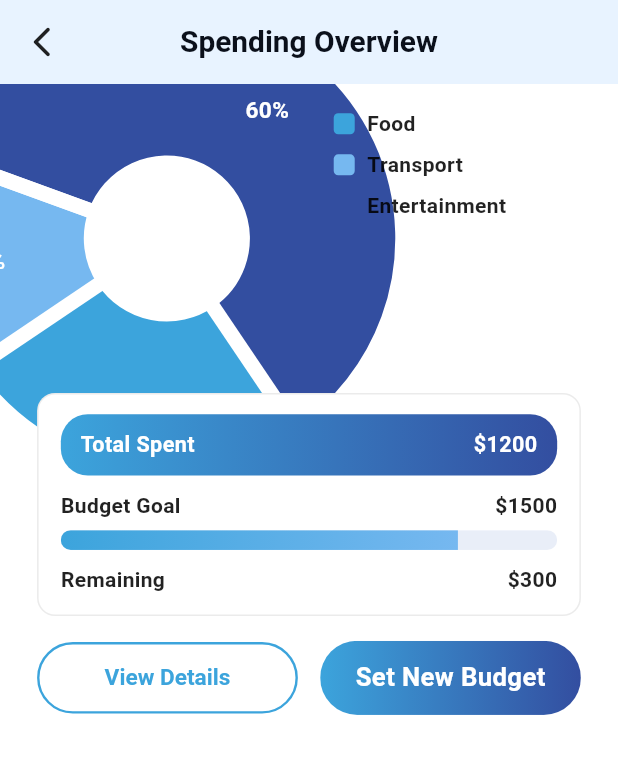
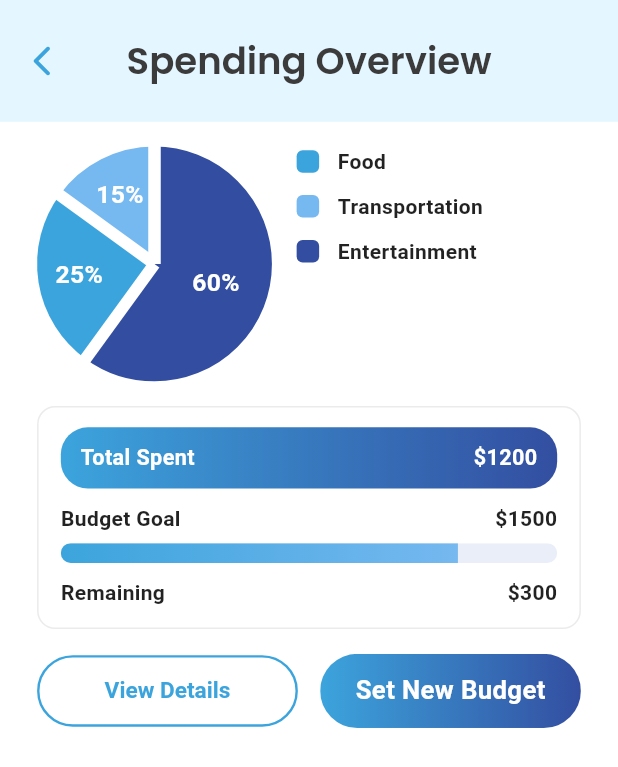
Before and after one commit to zohairahmed96/live-e, a Flutter app: the _EditBody screen opened directly, after a tap on "Save", on a phone screen of 412 x 824 dp. Shown: the top 767 px of the screen. Run offline on Flutter 3.47's test engine with Material 3 defaults, Android fonts, the light colour scheme and no system bars; drawn by our look-alikes of fl_chart; our stand-ins replace flutter_svg, google_fonts, image_picker, sizer; project files that could hold a hidden picture were left out.

Commit message:
spending overviw screen remaining

```diff
--- a/lib/core/utils/helper/color.utils.dart
+++ b/lib/core/utils/helper/color.utils.dart
@@ -152,5 +152,5 @@ class AppColor {
   static const cC4EBFF = Color(0xffC4EBFF);
   static const cE4E4E4 = Color(0xffE4E4E4);
   static const cE4F6FF = Color(0xffE4F6FF);
-  // static const cE4E4E4 = Color(0xffE4E4E4);
+  static const c1B1B1B = Color(0xff1B1B1B);
 }
--- a/lib/ui/components/action_blue_card.dart
+++ b/lib/ui/components/action_blue_card.dart
@@ -3,7 +3,6 @@ import 'package:liv_e/core/utils/helper/app_layout_helper.dart';
 import 'package:liv_e/core/utils/helper/color.utils.dart';
 import 'package:liv_e/core/utils/helper/font_size.dart';
 import 'package:liv_e/ui/components/app_text.dart';
-import 'package:sizer/sizer.dart';
 
 class ActionBlueCard extends StatelessWidget {
   final String? icon;
--- a/lib/ui/components/app-bar.dart
+++ b/lib/ui/components/app-bar.dart
@@ -1,8 +1,6 @@
 import 'package:flutter/material.dart';
 import 'package:liv_e/core/utils/helper/app_layout_helper.dart';
 import 'package:liv_e/core/utils/helper/color.utils.dart';
-import 'package:liv_e/ui/components/app_text.dart';
-import 'package:sizer/sizer.dart';
 
 Widget customAppBar({
   // double? appBarHeight,
--- a/lib/ui/components/spending_pie_chart.dart
+++ b/lib/ui/components/spending_pie_chart.dart
@@ -1,68 +1,90 @@
+// spending_pie_chart.js
 import 'package:fl_chart/fl_chart.dart';
 import 'package:flutter/material.dart';
+import 'package:liv_e/core/utils/helper/color.utils.dart';
 import 'package:sizer/sizer.dart';
 
 class SpendingSliceData {
   final String label;
-  final double percent; // 0..100
+  final double percent;
   final Color color;
   const SpendingSliceData(this.label, this.percent, this.color);
 }
 
-/// Donut pie exactly like mock: thick ring, big white center,
-/// bold % labels inside, white separators.
 class SpendingPieChartFL extends StatelessWidget {
   final List<SpendingSliceData> slices;
+
   const SpendingPieChartFL({super.key, required this.slices});
 
   @override
   Widget build(BuildContext context) {
-    double size;
-    try {
-      size = 42.w;
-    } catch (_) {
-      size = 168;
-    } // slightly larger donut
+    final size = 38.w;
 
     return SizedBox(
       width: size,
       height: size,
       child: PieChart(
         PieChartData(
-          // start angle so the BIG 60% sits on the left like mock
-          startDegreeOffset: 200, // tweak to match your screenshot layout
-          centerSpaceColor: Colors.white,
-          centerSpaceRadius: size * 0.32, // bigger hole
-          sectionsSpace: 10, // thick white separators
-          sections: _sections(size),
+          // Reintroducing sectionsSpace to create gaps between slices
+          sectionsSpace: 8, // Adjust this value to control the gap size
+          startDegreeOffset: -90,
+          centerSpaceColor: Colors
+              .white, // Changed back to white to be consistent with the gap background
+          centerSpaceRadius: 0,
+          sections: _buildSections(size),
         ),
       ),
     );
   }
 
-  List<PieChartSectionData> _sections(double size) {
-    // Ensure order: Entertainment(60), Food(25), Transport(15)
+  List<PieChartSectionData> _buildSections(double size) {
     final ordered = [
-      ...slices.where((s) => s.label.toLowerCase().startsWith('entertain')),
-      ...slices.where((s) => s.label.toLowerCase().startsWith('food')),
-      ...slices.where((s) => s.label.toLowerCase().contains('transport')),
+      ...slices.where((s) => s.label == "Entertainment"),
+      ...slices.where((s) => s.label == "Food"),
+      ...slices.where((s) => s.label == "Transportation"),
     ];
 
-    return ordered.map((s) {
-      return PieChartSectionData(
-        color: s.color,
-        value: s.percent,
-        radius: size * 0.56, // thick ring
-        borderSide: const BorderSide(color: Colors.white, width: 10),
-        title: '${s.percent.toStringAsFixed(0)}%',
-        titleStyle: TextStyle(
-          color: Colors.white,
-          fontWeight: FontWeight.w700,
-          fontSize: 11.sp,
-        ),
-        // move labels slightly outward on small wedges
-        titlePositionPercentageOffset: s.percent >= 50 ? 0.55 : 0.70,
-      );
-    }).toList();
+    return [
+      // Entertainment 60%
+      PieChartSectionData(
+        color: ordered[0].color,
+        value: ordered[0].percent,
+        radius: size * 0.5,
+        // Adding borderSide back to create the distinct separation
+        borderSide: const BorderSide(color: AppColor.transparent, width: 8),
+        title: "${ordered[0].percent.toInt()}%",
+        titleStyle: _titleStyle(),
+        titlePositionPercentageOffset: 0.55,
+      ),
+
+      // Food 25%
+      PieChartSectionData(
+        color: ordered[1].color,
+        value: ordered[1].percent,
+        radius: size * 0.5,
+        // Adding borderSide back
+        borderSide: BorderSide(color: AppColor.transparent, width: 8),
+        title: "${ordered[1].percent.toInt()}%",
+        titleStyle: _titleStyle(),
+        titlePositionPercentageOffset: 0.65,
+      ),
+      // Transportation 15%
+      PieChartSectionData(
+        color: ordered[2].color,
+        value: ordered[2].percent,
+        radius: size * 0.5,
+        // Adding borderSide back
+        borderSide: BorderSide(color: AppColor.transparent, width: 8),
+        title: "${ordered[2].percent.toInt()}%",
+        titleStyle: _titleStyle(),
+        titlePositionPercentageOffset: 0.65,
+      ),
+    ];
   }
+
+  TextStyle _titleStyle() => TextStyle(
+    color: Colors.white,
+    fontWeight: FontWeight.w700,
+    fontSize: 12.sp,
+  );
 }
--- a/lib/ui/viewmodels/dashboard/spending_overview_viewmodel.dart
+++ b/lib/ui/viewmodels/dashboard/spending_overview_viewmodel.dart
@@ -2,19 +2,20 @@ import 'package:flutter/material.dart';
 import 'package:liv_e/ui/components/spending_pie_chart.dart';
 
 class SpendingOverviewViewModel extends ChangeNotifier {
-  // Colors from your mock
   static const darkBlue = Color(0xFF334EA0);
   static const lightBlue = Color(0xFF3CA4DC);
   static const midBlue = Color(0xFF76B8F0);
 
-  final slices = const <SpendingSliceData>[
-    SpendingSliceData('Entertainment', 60, darkBlue),
-    SpendingSliceData('Food', 25, lightBlue),
-    SpendingSliceData('Transport', 15, midBlue),
+  final slices = <SpendingSliceData>[
+    SpendingSliceData("Entertainment", 60, darkBlue),
+    SpendingSliceData("Food", 25, lightBlue),
+    // CHANGED "Transport" to "Transportation"
+    SpendingSliceData("Transportation", 15, midBlue),
   ];
 
   final double totalSpent = 1200;
   final double budgetGoal = 1500;
-  double get remaining => (budgetGoal - totalSpent).clamp(0, budgetGoal);
+
+  double get remaining => budgetGoal - totalSpent;
   double get progress => (totalSpent / budgetGoal).clamp(0, 1);
 }
--- a/lib/ui/viewmodels/logo_vm.dart
+++ b/lib/ui/viewmodels/logo_vm.dart
@@ -5,6 +5,6 @@ class LogoVM {
   Future<void> init(BuildContext context) async {
     await Future.delayed(const Duration(milliseconds: 1000));
     // Navigator.pushReplacementNamed(context, AppRoutes.welcome);
-    Navigator.pushNamed(context, AppRoutes.financial);
+    Navigator.pushNamed(context, AppRoutes.spendingOverview);
   }
 }
--- a/lib/ui/views/dashboard/spending_overview_view.dart
+++ b/lib/ui/views/dashboard/spending_overview_view.dart
@@ -1,4 +1,8 @@
 import 'package:flutter/material.dart';
+import 'package:liv_e/core/utils/helper/app_layout_helper.dart';
+import 'package:liv_e/core/utils/helper/color.utils.dart';
+import 'package:liv_e/core/utils/helper/font_size.dart';
+import 'package:liv_e/ui/components/app_text.dart';
 import 'package:liv_e/ui/components/spending_pie_chart.dart';
 import 'package:liv_e/ui/viewmodels/dashboard/spending_overview_viewmodel.dart';
 import 'package:provider/provider.dart';
@@ -21,7 +25,7 @@ class SpendingOverviewView extends StatelessWidget {
 class _Body extends StatelessWidget {
   const _Body();
 
-  static const kHeaderBlue = Color(0xFFE8F3FF);
+  static const kHeaderBlue = AppColor.cE4F6FF;
   static const kLightBlue = Color(0xFF3CA4DC);
   static const kDarkBlue = Color(0xFF334EA0);
 
@@ -30,25 +34,23 @@ class _Body extends StatelessWidget {
     final vm = context.watch<SpendingOverviewViewModel>();
 
     return Scaffold(
-      backgroundColor: Colors.white,
+      backgroundColor: AppColor.white,
       appBar: AppBar(
+        toolbarHeight: ch(80),
         elevation: 0,
         backgroundColor: kHeaderBlue,
         leading: IconButton(
           icon: const Icon(
             Icons.arrow_back_ios_new_rounded,
-            color: Colors.black87,
+            color: AppColor.c3CA4DC,
           ),
           onPressed: () => Navigator.pop(context),
         ),
         centerTitle: true,
-        title: Text(
-          'Spending Overview',
-          style: TextStyle(
-            fontSize: 14.5.sp,
-            fontWeight: FontWeight.w700,
-            color: const Color(0xFF0B101B),
-          ),
+        title: AppText(
+          txt: 'Spending Overview',
+          fontSize: AppFontSize.f22,
+          fontWeight: FontWeight.w600,
         ),
       ),
       body: SafeArea(
@@ -63,8 +65,8 @@ class _Body extends StatelessWidget {
                 crossAxisAlignment: CrossAxisAlignment.start,
                 children: [
                   SpendingPieChartFL(slices: vm.slices),
-                  SizedBox(width: 6.w),
-                  Expanded(child: _LegendFL(slices: vm.slices)),
+                  SizedBox(width: 4.w),
+                  _LegendFL(slices: vm.slices),
                 ],
               ),
               SizedBox(height: 2.0.h),
@@ -242,33 +244,34 @@ class _LegendFL extends StatelessWidget {
 
   @override
   Widget build(BuildContext context) {
-    // exact order: Food, Transportation, Entertainment (like your image)
     final order = [
       ...slices.where((s) => s.label.toLowerCase().startsWith('food')),
       ...slices.where((s) => s.label.toLowerCase().contains('transport')),
       ...slices.where((s) => s.label.toLowerCase().startsWith('entertain')),
     ];
+
     return Column(
       crossAxisAlignment: CrossAxisAlignment.start,
       children: order.map((s) {
         return Padding(
-          padding: EdgeInsets.only(bottom: .9.h),
+          padding: EdgeInsets.only(bottom: 1.2.h),
           child: Row(
             children: [
               Container(
-                width: 14,
-                height: 14,
+                width: 15,
+                height: 15,
                 decoration: BoxDecoration(
                   color: s.color,
-                  borderRadius: BorderRadius.circular(3),
+                  borderRadius: BorderRadius.circular(4),
                 ),
               ),
-              SizedBox(width: 2.w),
+              SizedBox(width: 3.w),
               Text(
                 s.label,
                 style: const TextStyle(
                   color: Colors.black87,
                   fontWeight: FontWeight.w600,
+                  fontSize: 14,
                 ),
               ),
             ],
```
Also changed, not shown: lib/ui/components/calender.dart (+60 -39 lines), lib/ui/components/light_blue_button.dart (+9 -1 lines), lib/ui/views/dashboard/bill_reminders_view.dart (+27 -35 lines).
